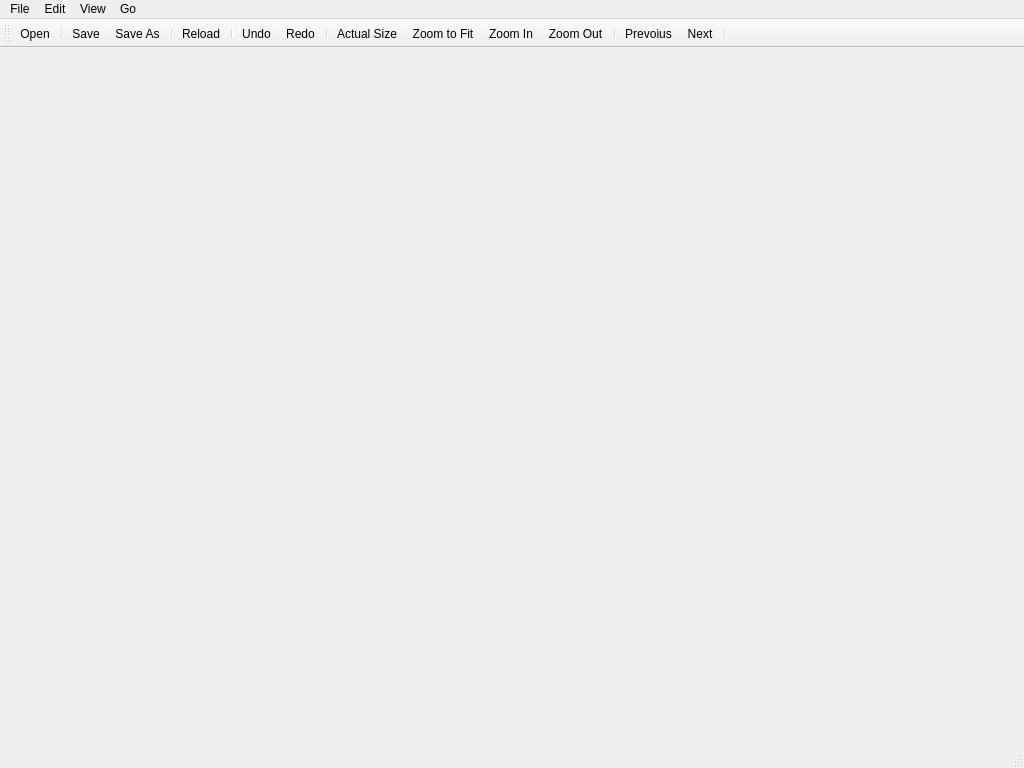
Before: the Qt Designer form src/gui/mainwindow.ui in CervecerosCodigo/CCIMP, drawn with Qt 5.
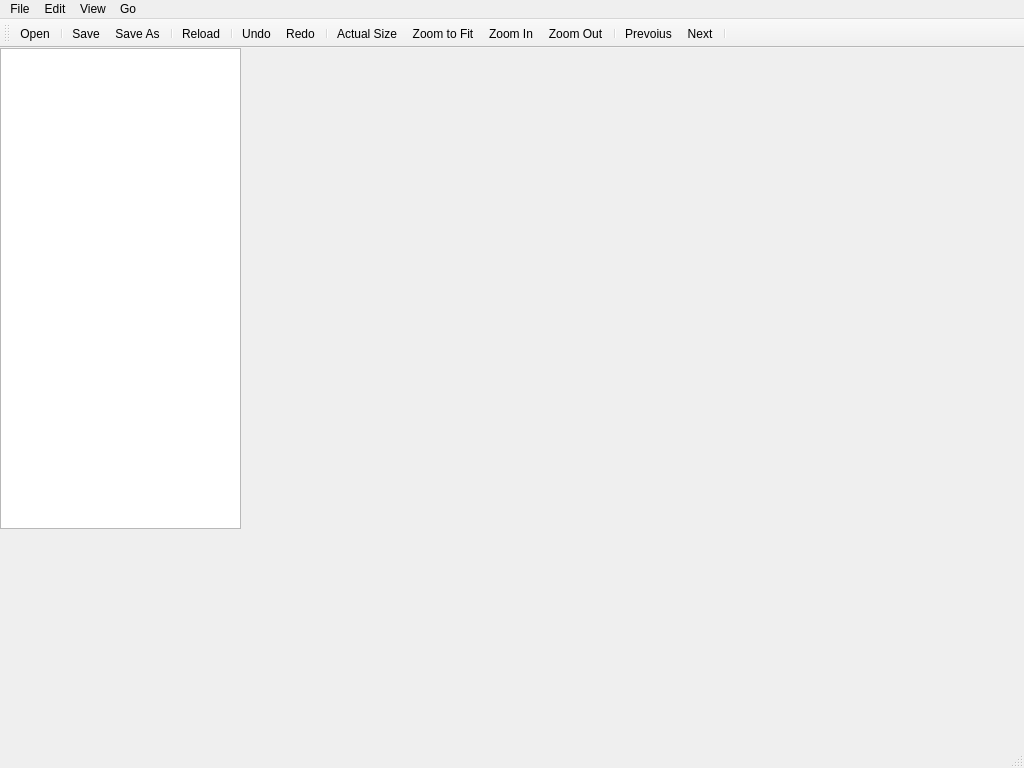
After: the same form once the commit is applied. Icons and pictures are not drawn. Custom widgets are drawn as their Qt base class.

Commit message: Lagt til en custom tree model view for å hente filer

Diff of the .ui file:
```diff
--- a/src/gui/mainwindow.ui
+++ b/src/gui/mainwindow.ui
@@ -13,7 +13,18 @@
   <property name="windowTitle">
    <string>MainWindow</string>
   </property>
-  <widget class="QWidget" name="centralWidget"/>
+  <widget class="QWidget" name="centralWidget">
+   <widget class="ccimp_tree_view" name="treeView">
+    <property name="geometry">
+     <rect>
+      <x>0</x>
+      <y>0</y>
+      <width>241</width>
+      <height>481</height>
+     </rect>
+    </property>
+   </widget>
+  </widget>
   <widget class="QMenuBar" name="menuBar">
    <property name="geometry">
     <rect>
@@ -247,6 +258,13 @@
   </action>
  </widget>
  <layoutdefault spacing="6" margin="11"/>
+ <customwidgets>
+  <customwidget>
+   <class>ccimp_tree_view</class>
+   <extends>QTreeView</extends>
+   <header>gui/ccimp_tree_view.h</header>
+  </customwidget>
+ </customwidgets>
  <resources>
   <include location="../../res/resources.qrc"/>
  </resources>
```
The commit also changes 7 other files.
